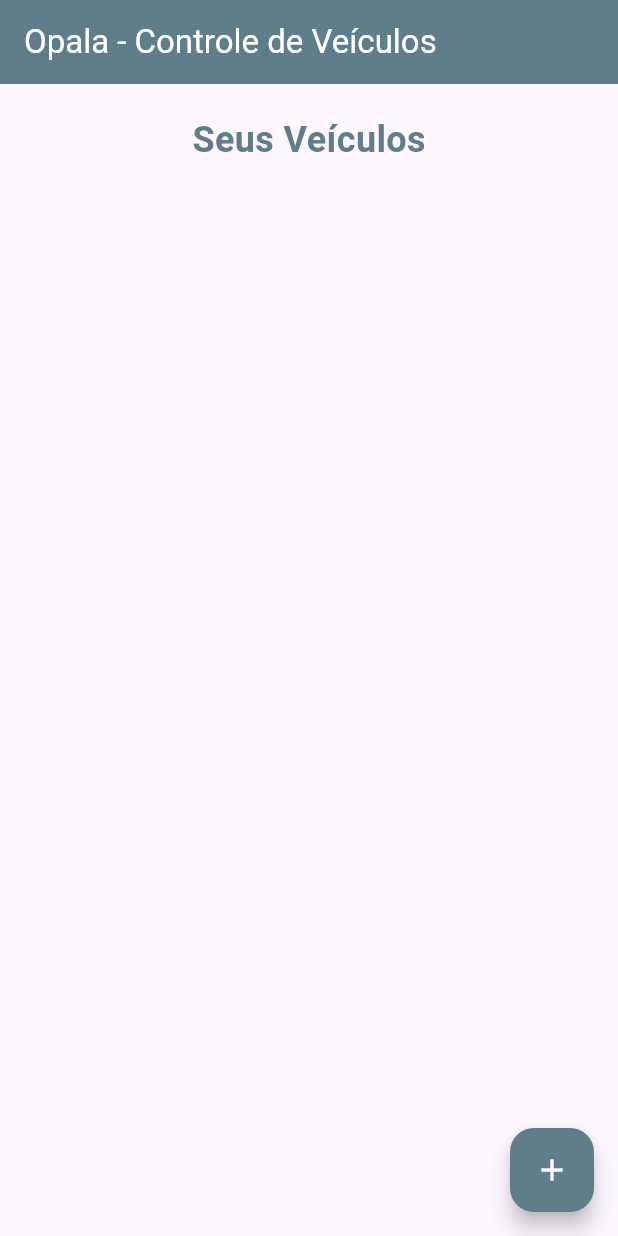
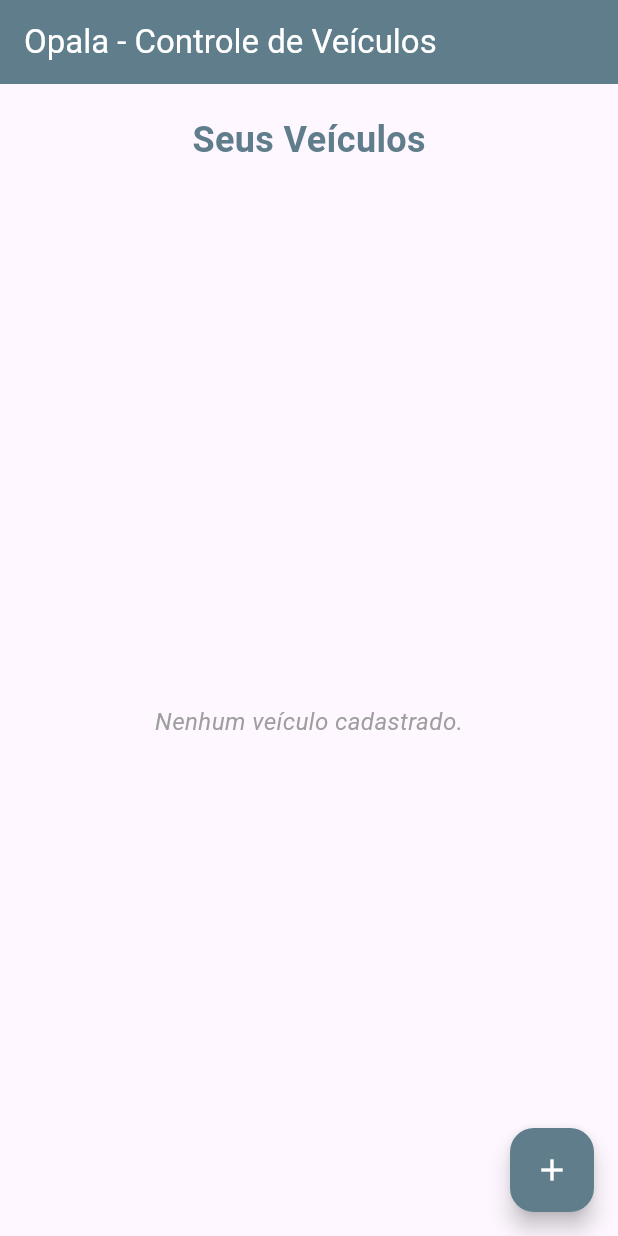
Before and after one commit to Matheus-Nardi/opala, a Flutter app: the screen it shows after launch, on a phone screen of 412 x 824 dp. Run offline on Flutter 3.47's test engine with Material 3 defaults, Android fonts, the phone set to English and light mode, and no system bars.

```diff
--- a/lib/screens/home_page.dart
+++ b/lib/screens/home_page.dart
@@ -87,9 +87,18 @@ class _HomePageState extends State<HomePage> {
           ),
           const SizedBox(height: 8),
           Expanded(
-            child: ListView.builder(
-              itemCount: listaVeiculos.length,
-              itemBuilder: (context, index) {
+            child: listaVeiculos.isEmpty
+                ? const Center(
+                    child: TextoFormatado(
+                      'Nenhum veículo cadastrado.',
+                      tamanho: 16,
+                      cor: Colors.grey,
+                      estilo: FontStyle.italic,
+                    ),
+                  )
+                : ListView.builder(
+                    itemCount: listaVeiculos.length,
+                    itemBuilder: (context, index) {
                 final veiculoAtual = listaVeiculos[index];
                 return Padding(
                   padding: const EdgeInsets.symmetric(
```
Also changed, not shown: lib/models/veiculo.dart (+17 -0 lines), lib/screens/lista_abastecimento_screen.dart (+11 -1 lines), lib/widgets/card_veiculo_widget.dart (+16 -0 lines).
